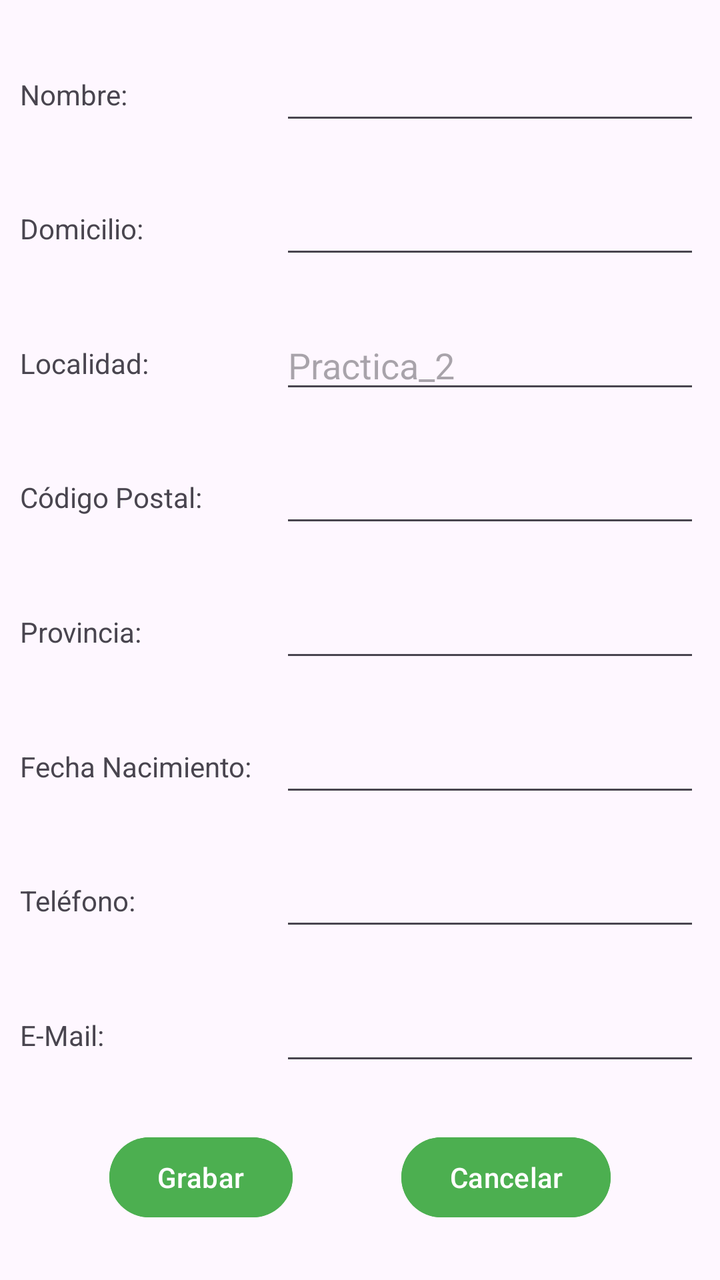
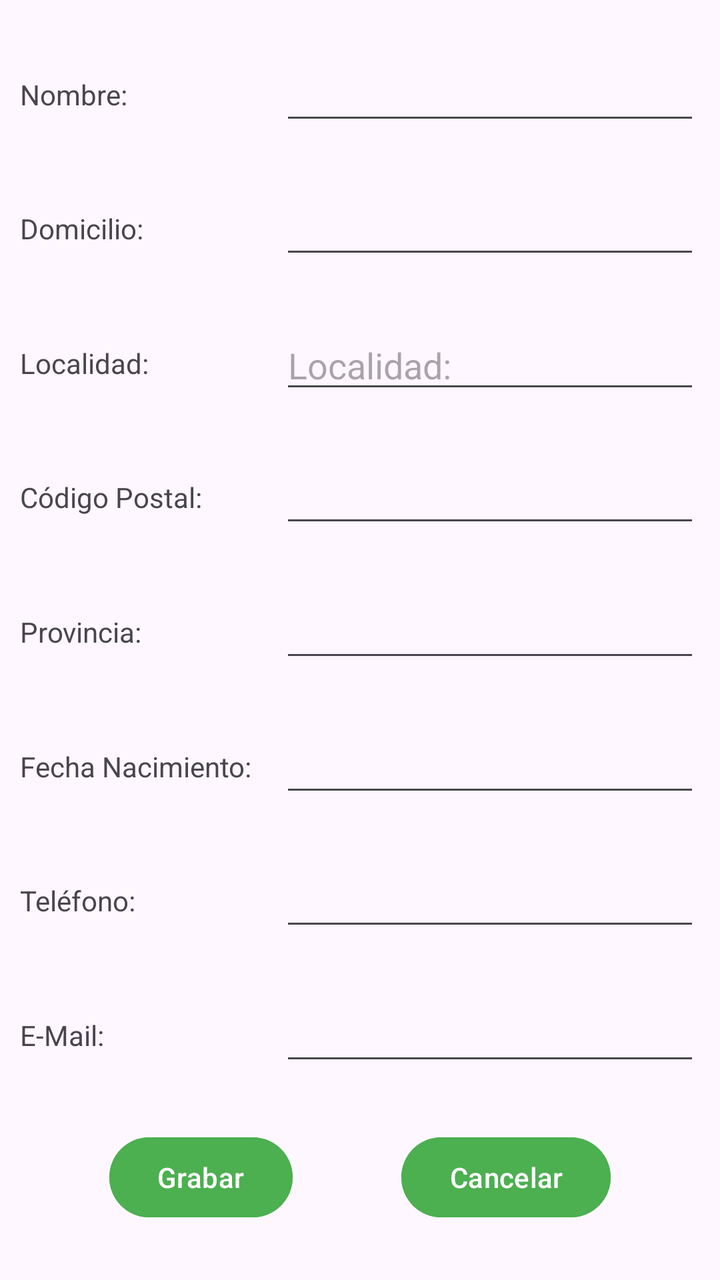

Two renders of the same Android screen: before a commit and after it. Below are the layout's source before the change and the commit's diff.
<!-- AndroidManifest.xml: application theme Theme.ElPastillero -->
<!-- res/layout/activity_usuario.xml -->
<?xml version="1.0" encoding="utf-8"?>
<androidx.constraintlayout.widget.ConstraintLayout xmlns:android="http://schemas.android.com/apk/res/android"
    xmlns:app="http://schemas.android.com/apk/res-auto"
    xmlns:tools="http://schemas.android.com/tools"
    android:id="@+id/main"
    android:layout_width="match_parent"
    android:layout_height="match_parent"
    tools:context=".Usuario">

    <TextView
        android:id="@+id/lbNombre"
        android:layout_width="120dp"
        android:layout_height="40dp"
        android:gravity="center_vertical"
        android:text="@string/nombre"
        app:layout_constraintBottom_toTopOf="@id/lbdomiclio"
        app:layout_constraintEnd_toStartOf="@id/txtNombreU"
        app:layout_constraintStart_toStartOf="parent"
        app:layout_constraintTop_toTopOf="parent" />

    <EditText
        android:id="@+id/txtNombreU"
        android:layout_width="wrap_content"
        android:layout_height="40dp"
        android:autofillHints=""
        android:ems="10"
        android:inputType="text"
        app:layout_constraintBottom_toTopOf="@id/txtDomicilioU"
        app:layout_constraintEnd_toEndOf="parent"
        app:layout_constraintStart_toEndOf="@id/lbNombre"
        app:layout_constraintTop_toTopOf="parent"
        tools:ignore="LabelFor,TouchTargetSizeCheck,SpeakableTextPresentCheck" />

    <TextView
        android:id="@+id/lbdomiclio"
        android:layout_width="120dp"
        android:layout_height="40dp"
        android:gravity="center_vertical"
        android:text="@string/domicilio"
        app:layout_constraintBottom_toTopOf="@id/lbLocalidad"
        app:layout_constraintEnd_toStartOf="@id/txtDomicilioU"
        app:layout_constraintStart_toStartOf="parent"
        app:layout_constraintTop_toBottomOf="@id/lbNombre" />

    <EditText
        android:id="@+id/txtDomicilioU"
        android:layout_width="wrap_content"
        android:layout_height="40dp"
        android:ems="10"
        android:importantForAutofill="no"
        android:inputType="text"
        app:layout_constraintBottom_toTopOf="@id/txtLocalidadU"
        app:layout_constraintEnd_toEndOf="parent"
        app:layout_constraintStart_toEndOf="@id/lbdomiclio"
        app:layout_constraintTop_toBottomOf="@id/txtNombreU"
        tools:ignore="LabelFor,SpeakableTextPresentCheck,TouchTargetSizeCheck" />

    <TextView
        android:id="@+id/lbLocalidad"
        android:layout_width="120dp"
        android:layout_height="40dp"
        android:gravity="center_vertical"
        android:text="@string/localidad"
        app:layout_constraintBottom_toTopOf="@id/lbCodigoPostal"
        app:layout_constraintEnd_toStartOf="@id/txtLocalidadU"
        app:layout_constraintStart_toStartOf="parent"
        app:layout_constraintTop_toBottomOf="@id/lbdomiclio" />

    <EditText
        android:id="@+id/txtLocalidadU"
        android:layout_width="wrap_content"
        android:layout_height="40dp"
        android:autofillHints=""
        android:ems="10"
        android:hint="@string/Segunda_practica"
        android:inputType="text"
        app:layout_constraintBottom_toTopOf="@id/txtCodigoPostalU"
        app:layout_constraintEnd_toEndOf="parent"
        app:layout_constraintStart_toEndOf="@id/lbLocalidad"
        app:layout_constraintTop_toBottomOf="@id/txtDomicilioU"
        tools:ignore="LabelFor,TextContrastCheck,TouchTargetSizeCheck" />

    <TextView
        android:id="@+id/lbCodigoPostal"
        android:layout_width="120dp"
        android:layout_height="40dp"
        android:gravity="center_vertical"
        android:text="@string/c_digo_postalF"
        app:layout_constraintBottom_toTopOf="@id/lbProvincia"
        app:layout_constraintEnd_toStartOf="@id/txtCodigoPostalU"
        app:layout_constraintStart_toStartOf="parent"
        app:layout_constraintTop_toBottomOf="@id/lbLocalidad"
        tools:ignore="TextSizeCheck" />

    <EditText
        android:id="@+id/txtCodigoPostalU"
        android:layout_width="wrap_content"
        android:layout_height="40dp"
        android:autofillHints=""
        android:ems="10"
        android:inputType="text|textPostalAddress"
        app:layout_constraintBottom_toTopOf="@id/txtProvinc1aU"
        app:layout_constraintEnd_toEndOf="parent"
        app:layout_constraintStart_toEndOf="@id/lbCodigoPostal"
        app:layout_constraintTop_toBottomOf="@id/txtLocalidadU"
        tools:ignore="LabelFor,TouchTargetSizeCheck,SpeakableTextPresentCheck" />

    <TextView
        android:id="@+id/lbProvincia"
        android:layout_width="120dp"
        android:layout_height="40dp"
        android:gravity="center_vertical"
        android:text="@string/provinciaF"
        app:layout_constraintBottom_toTopOf="@id/lbFechaNacimiento"
        app:layout_constraintEnd_toStartOf="@id/txtProvinc1aU"
        app:layout_constraintStart_toStartOf="parent"
        app:layout_constraintTop_toBottomOf="@id/lbCodigoPostal" />

    <EditText
        android:id="@+id/txtProvinc1aU"
        android:layout_width="wrap_content"
        android:layout_height="40dp"
        android:ems="10"
        android:importantForAutofill="no"
        android:inputType="text"
        app:layout_constraintBottom_toTopOf="@id/txtFechaNacimientoU"
        app:layout_constraintEnd_toEndOf="parent"
        app:layout_constraintStart_toEndOf="@id/lbProvincia"
        app:layout_constraintTop_toBottomOf="@id/txtCodigoPostalU"
        tools:ignore="LabelFor,SpeakableTextPresentCheck,TouchTargetSizeCheck" />

    <TextView
        android:id="@+id/lbFechaNacimiento"
        android:layout_width="120dp"
        android:layout_height="40dp"
        android:gravity="center_vertical"
        android:text="@string/fecha_nacimientoU"
        app:layout_constraintBottom_toTopOf="@id/lbTelefono"
        app:layout_constraintEnd_toStartOf="@id/txtFechaNacimientoU"
        app:layout_constraintStart_toStartOf="parent"
        app:layout_constraintTop_toBottomOf="@id/lbProvincia"
        tools:ignore="TextSizeCheck" />

    <EditText
        android:id="@+id/txtFechaNacimientoU"
        android:layout_width="wrap_content"
        android:layout_height="40dp"
        android:autofillHints=""
        android:ems="10"
        android:inputType="text"
        app:layout_constraintBottom_toTopOf="@id/txtTelefonoU"
        app:layout_constraintEnd_toEndOf="parent"
        app:layout_constraintStart_toEndOf="@id/lbFechaNacimiento"
        app:layout_constraintTop_toBottomOf="@id/txtProvinc1aU"
        tools:ignore="LabelFor,TouchTargetSizeCheck,SpeakableTextPresentCheck" />

    <TextView
        android:id="@+id/lbTelefono"
        android:layout_width="120dp"
        android:layout_height="40dp"
        android:gravity="center_vertical"
        android:text="@string/tel_fonoF"
        app:layout_constraintBottom_toTopOf="@id/lbEMail"
        app:layout_constraintEnd_toStartOf="@id/txtTelefonoU"
        app:layout_constraintStart_toStartOf="parent"
        app:layout_constraintTop_toBottomOf="@id/lbFechaNacimiento" />

    <EditText
        android:id="@+id/txtTelefonoU"
        android:layout_width="wrap_content"
        android:layout_height="40dp"
        android:autofillHints=""
        android:ems="10"
        android:inputType="phone"
        app:layout_constraintBottom_toTopOf="@id/txtEMailU"
        app:layout_constraintEnd_toEndOf="parent"
        app:layout_constraintStart_toEndOf="@id/lbTelefono"
        app:layout_constraintTop_toBottomOf="@id/txtFechaNacimientoU"
        tools:ignore="LabelFor,TextContrastCheck,TouchTargetSizeCheck,SpeakableTextPresentCheck" />

    <TextView
        android:id="@+id/lbEMail"
        android:layout_width="120dp"
        android:layout_height="40dp"
        android:gravity="center_vertical"
        android:text="@string/e_mailF"
        app:layout_constraintBottom_toTopOf="@id/btnGrabar"
        app:layout_constraintEnd_toStartOf="@id/txtEMailU"
        app:layout_constraintStart_toStartOf="parent"

        app:layout_constraintTop_toBottomOf="@id/lbTelefono" />

    <EditText
        android:id="@+id/txtEMailU"
        android:layout_width="wrap_content"
        android:layout_height="40dp"
        android:ems="10"
        android:importantForAutofill="no"
        android:inputType="text|textEmailAddress"
        app:layout_constraintBottom_toTopOf="@id/btnCancelar"
        app:layout_constraintEnd_toEndOf="parent"
        app:layout_constraintStart_toEndOf="@id/lbEMail"
        app:layout_constraintTop_toBottomOf="@id/txtTelefonoU"
        tools:ignore="LabelFor,TextFields,SpeakableTextPresentCheck,TouchTargetSizeCheck" />

    <Button
        android:id="@+id/btnGrabar"
        android:layout_width="wrap_content"
        android:layout_height="wrap_content"
        android:backgroundTint="@color/boton"
        android:text="@string/grabar"
        app:layout_constraintBottom_toBottomOf="parent"
        app:layout_constraintEnd_toStartOf="@id/btnCancelar"
        app:layout_constraintStart_toStartOf="parent"
        app:layout_constraintTop_toBottomOf="@id/lbEMail"
        tools:ignore="TextContrastCheck" />

    <Button
        android:id="@+id/btnCancelar"
        android:layout_width="wrap_content"
        android:layout_height="wrap_content"
        android:backgroundTint="@color/boton"
        android:text="@string/cancelar"
        app:layout_constraintBottom_toBottomOf="parent"
        app:layout_constraintEnd_toEndOf="parent"
        app:layout_constraintStart_toEndOf="@id/btnGrabar"
        app:layout_constraintTop_toBottomOf="@id/txtEMailU"
        tools:ignore="TextContrastCheck" />


</androidx.constraintlayout.widget.ConstraintLayout>
<!-- resources referenced by this layout -->
<resources>
  <color name="boton">#4CAF50</color>
  <string name="Segunda_practica">Practica_2</string>
  <string name="c_digo_postalF">Código Postal:</string>
  <string name="cancelar">Cancelar</string>
  <string name="domicilio">Domicilio:</string>
  <string name="e_mailF">E-Mail:</string>
  <string name="fecha_nacimientoU">Fecha Nacimiento:</string>
  <string name="grabar">Grabar</string>
  <string name="localidad">Localidad:</string>
  <string name="nombre">Nombre:</string>
  <string name="provinciaF">Provincia:</string>
  <string name="tel_fonoF">Teléfono:</string>
  <style name="Theme.ElPastillero" parent="Base.Theme.ElPastillero" />
  <style name="Base.Theme.ElPastillero" parent="Theme.Material3.DayNight">
          
          
      </style>
</resources>

<!-- the commit's change to res/layout/activity_usuario.xml (unified diff, before → after) -->
@@ -72,13 +72,13 @@
         android:layout_height="40dp"
         android:autofillHints=""
         android:ems="10"
-        android:hint="@string/Segunda_practica"
+        android:hint="@string/localidad"
         android:inputType="text"
         app:layout_constraintBottom_toTopOf="@id/txtCodigoPostalU"
         app:layout_constraintEnd_toEndOf="parent"
         app:layout_constraintStart_toEndOf="@id/lbLocalidad"
         app:layout_constraintTop_toBottomOf="@id/txtDomicilioU"
-        tools:ignore="LabelFor,TextContrastCheck,TouchTargetSizeCheck" />
+        tools:ignore="LabelFor,TextContrastCheck,TouchTargetSizeCheck,DuplicateSpeakableTextCheck" />
 
     <TextView
         android:id="@+id/lbCodigoPostal"
<!-- resource entries referenced after the edit -->
@@ -1,7 +1,6 @@
 <!-- resources referenced by this layout -->
 <resources>
   <color name="boton">#4CAF50</color>
-  <string name="Segunda_practica">Practica_2</string>
   <string name="c_digo_postalF">Código Postal:</string>
   <string name="cancelar">Cancelar</string>
   <string name="domicilio">Domicilio:</string>
